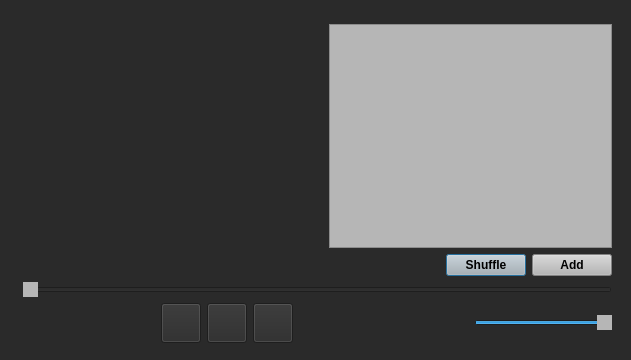
Qt form dialog.ui (AndreiG23/MP3Player) before a commit.
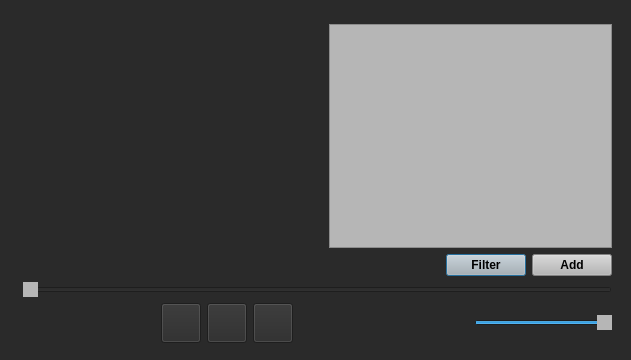
The same form after that commit. Icons and pictures are not drawn.

Patch:
```diff
--- a/dialog.ui
+++ b/dialog.ui
@@ -26,7 +26,7 @@
   <property name="sizeGripEnabled">
    <bool>false</bool>
   </property>
-  <widget class="QWidget" name="">
+  <widget class="QWidget" name="layoutWidget">
    <property name="geometry">
     <rect>
      <x>12</x>
@@ -90,7 +90,7 @@
              <string notr="true">background-color: rgb(182, 182, 182);</string>
             </property>
             <property name="text">
-             <string>Shuffle</string>
+             <string>Filter</string>
             </property>
            </widget>
           </item>
```
